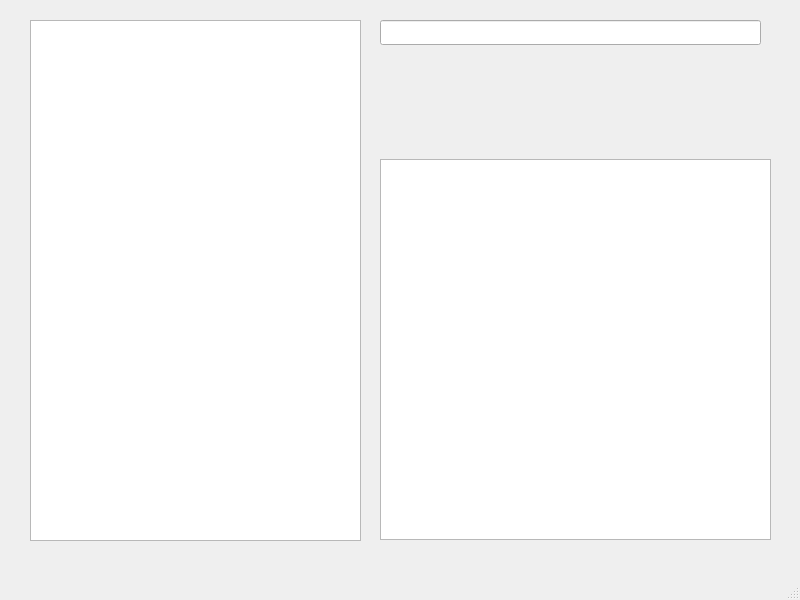
The window that src/listofissues.ui (mosegui/gambit) describes before a commit, drawn with Qt 5.
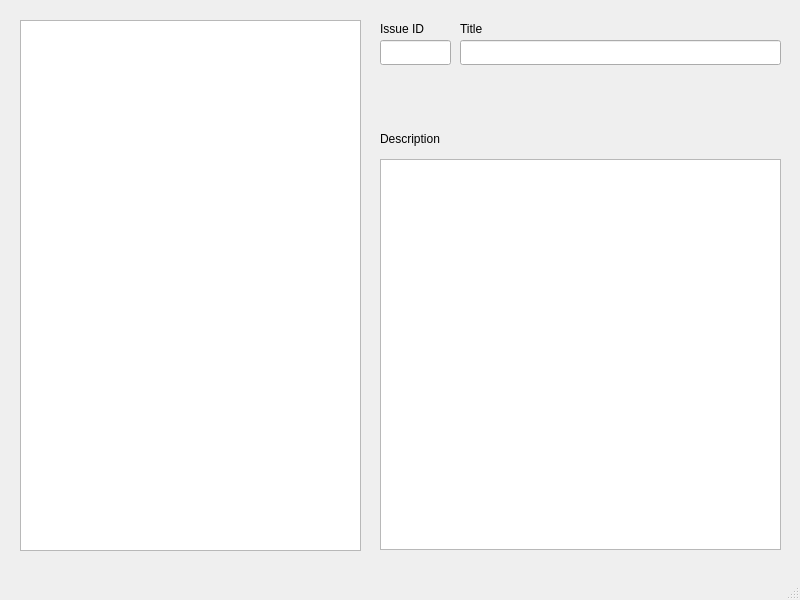
The same window after the commit.

Commit message: add labels and filed for displaying the issue ID

Patch:
```diff
--- a/src/listofissues.ui
+++ b/src/listofissues.ui
@@ -17,19 +17,19 @@
    <widget class="QTableView" name="TableItem">
     <property name="geometry">
      <rect>
-      <x>30</x>
+      <x>20</x>
       <y>20</y>
-      <width>331</width>
-      <height>521</height>
+      <width>341</width>
+      <height>531</height>
      </rect>
     </property>
    </widget>
    <widget class="QLineEdit" name="lineEdit">
     <property name="geometry">
      <rect>
-      <x>380</x>
-      <y>20</y>
-      <width>381</width>
+      <x>460</x>
+      <y>40</y>
+      <width>321</width>
       <height>25</height>
      </rect>
     </property>
@@ -39,11 +39,60 @@
      <rect>
       <x>380</x>
       <y>159</y>
-      <width>391</width>
-      <height>381</height>
+      <width>401</width>
+      <height>391</height>
      </rect>
     </property>
    </widget>
+   <widget class="QLineEdit" name="id_field">
+    <property name="geometry">
+     <rect>
+      <x>380</x>
+      <y>40</y>
+      <width>71</width>
+      <height>25</height>
+     </rect>
+    </property>
+   </widget>
+   <widget class="QLabel" name="label">
+    <property name="geometry">
+     <rect>
+      <x>380</x>
+      <y>20</y>
+      <width>67</width>
+      <height>17</height>
+     </rect>
+    </property>
+    <property name="text">
+     <string>Issue ID</string>
+    </property>
+   </widget>
+   <widget class="QLabel" name="label_2">
+    <property name="geometry">
+     <rect>
+      <x>460</x>
+      <y>20</y>
+      <width>67</width>
+      <height>17</height>
+     </rect>
+    </property>
+    <property name="text">
+     <string>Title</string>
+    </property>
+   </widget>
+   <widget class="QLabel" name="label_3">
+    <property name="geometry">
+     <rect>
+      <x>380</x>
+      <y>130</y>
+      <width>81</width>
+      <height>17</height>
+     </rect>
+    </property>
+    <property name="text">
+     <string>Description</string>
+    </property>
+   </widget>
   </widget>
   <widget class="QMenuBar" name="menubar">
    <property name="geometry">
```
The commit also changes 1 other file.
